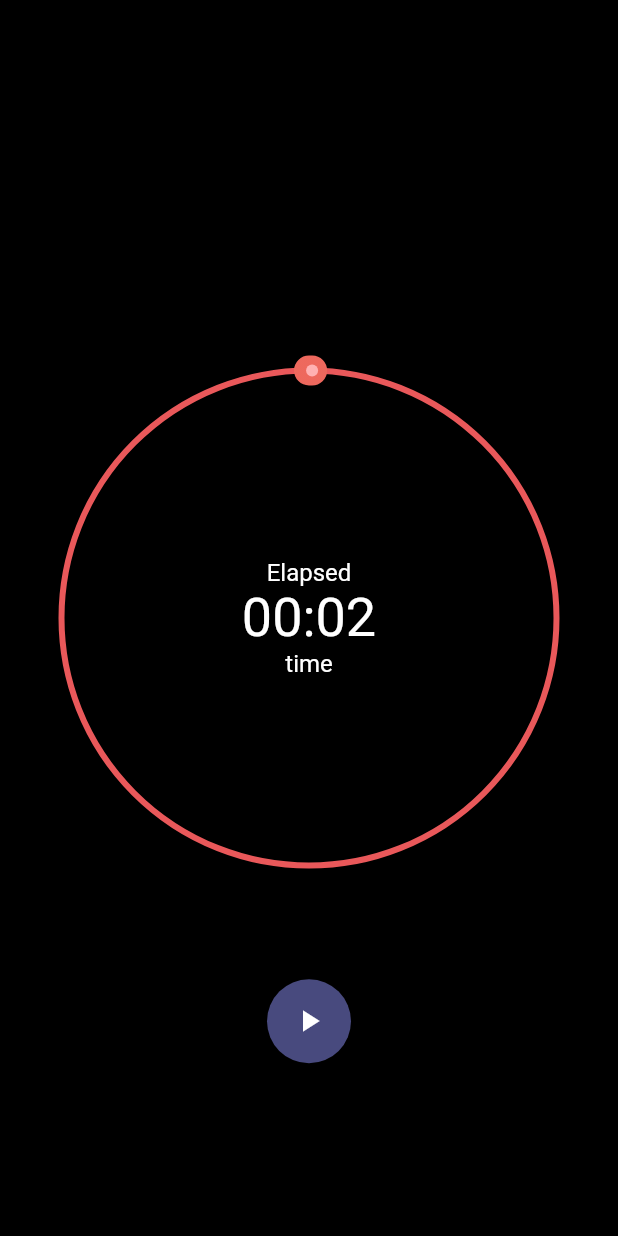
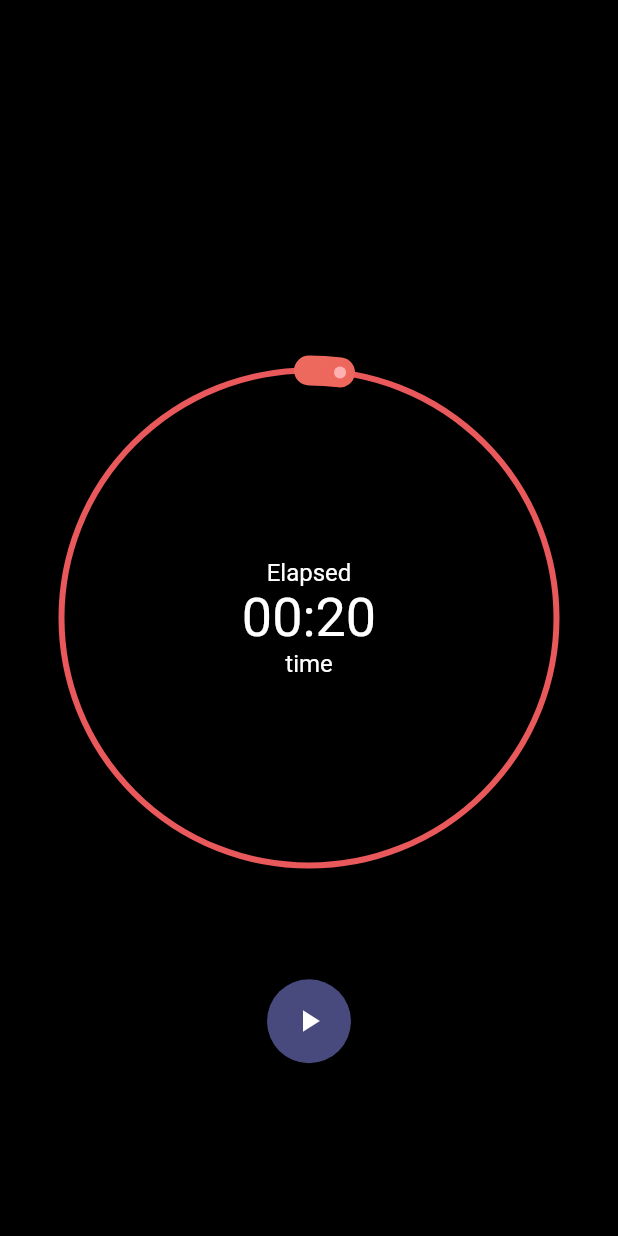
Before and after one commit to hoangtrungnguyen/mobx_timer_techmaster, a Flutter app: the screen it shows after launch, on a phone screen of 412 x 824 dp. Run offline on Flutter 3.47's test engine with Material 2 defaults, Android fonts, the light colour scheme and no system bars; drawn by our look-alikes of sleek_circular_slider; our stand-ins replace audioplayers, flutter_mobx, mobx, rxdart; generated files the repository leaves out were written again.

Commit message:
fix crash

```diff
--- a/lib/main.dart
+++ b/lib/main.dart
@@ -60,11 +60,11 @@ class TimerCounter extends StatelessWidget {
             alignment: Alignment.center,
             child: Padding(
               padding: EdgeInsets.symmetric(vertical: 0.0),
-              child: IgnorePointer(
+              child: Observer(
+                builder: (BuildContext context) =>IgnorePointer(
                 ignoring: [TimerState.TICKING, TimerState.PAUSE]
                     .contains(TimerInherited.of(context).timer.state),
-                child: Observer(
-                  builder: (BuildContext context) => SleekCircularSlider(
+                child:  SleekCircularSlider(
                     appearance: appearance05,
                     min: 0,
                     max: 1000,
@@ -95,11 +95,11 @@ class TimerCounter extends StatelessWidget {
                                     fontSize: 16,
                                     fontWeight: FontWeight.w400),
                               ),
-                              Text(
-                                  buildTimerCounter(context, value) ?? "00:00",style:TextStyle(
-                                  color: Colors.white,
-                                  fontSize: 36,
-                                  fontWeight: FontWeight.w400)),
+                              Text(buildTimerCounter(context, value) ?? "00:00",
+                                  style: TextStyle(
+                                      color: Colors.white,
+                                      fontSize: 36,
+                                      fontWeight: FontWeight.w400)),
                               Text(
                                 'time',
                                 style: TextStyle(
@@ -204,7 +204,9 @@ class Actions extends StatelessWidget {
       return [
         FloatingActionButton(
           child: Icon(Icons.replay),
-          onPressed: () => timer.reset(),
+          onPressed: () {
+            if (timer.countDown > 1) timer.reset();
+          },
         ),
       ];
     }
--- a/lib/timer.dart
+++ b/lib/timer.dart
@@ -20,7 +20,7 @@ abstract class TimerBase with Store {
   TimerState state = TimerState.READY;
 
   @observable
-  int countDown = 2;
+  int countDown = 20;
 
   TimerBase() {}
 
@@ -35,7 +35,7 @@ abstract class TimerBase with Store {
     state = TimerState.TICKING;
     subscription = counter(countDown).listen((event) async {
       countDown -= event;
-      if(countDown < 0){
+      if(countDown <0){
         state = TimerState.COMPLETE;
         await audioCache.play("note1.wav");
       }
@@ -45,6 +45,7 @@ abstract class TimerBase with Store {
   @action
   reset() {
     state = TimerState.READY;
+    subscription.cancel();
   }
 
   @action
```
